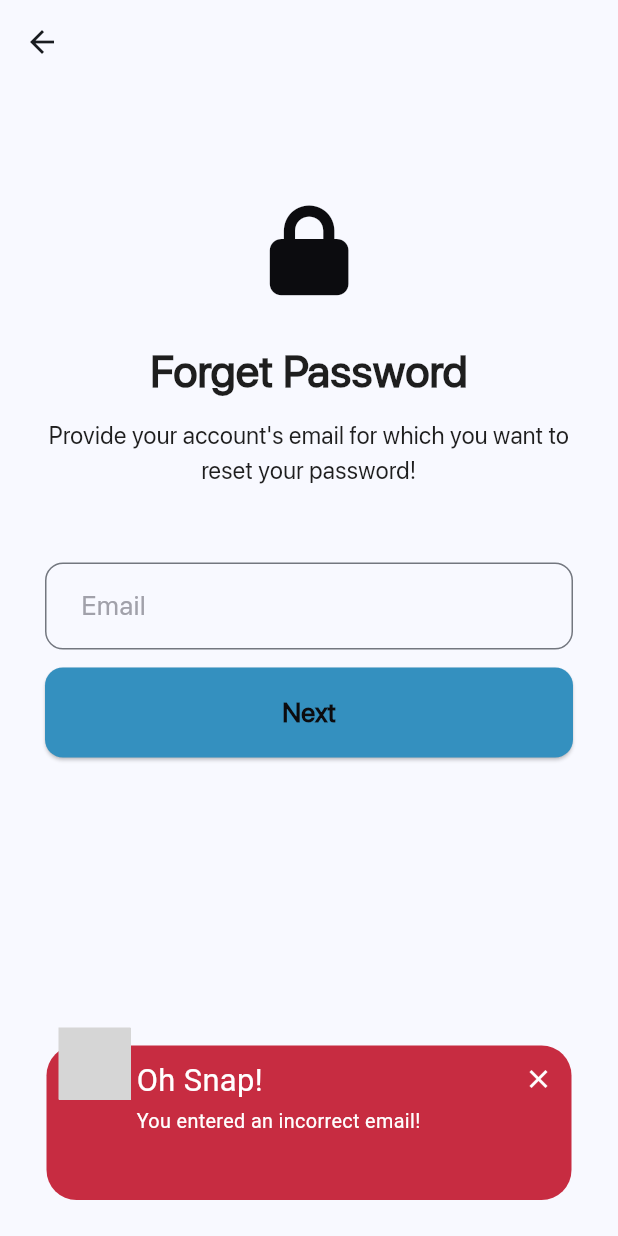
After one commit to umar052001/tryBibleApp, a Flutter app: the ForgotPasswordView screen opened by its route, after a tap on "Next", on a phone screen of 412 x 824 dp. The commit adds this screen. Run offline on Flutter 3.47's test engine with Material 2 defaults, Android fonts, the phone set to English and light mode, and no system bars; drawn by our look-alikes of awesome_snackbar_content; our stand-ins replace font_awesome_flutter; grey boxes are pictures that could not be loaded.

Commit message:
Forgot Password View Created

```diff
--- a/noor_e_tafseer/lib/main.dart
+++ b/noor_e_tafseer/lib/main.dart
@@ -1,6 +1,7 @@
 import 'package:flutter/material.dart';
 
 import 'constants/routes.dart';
+import 'views/forgot_password.dart';
 import 'views/login_view.dart';
 import 'views/register_view.dart';
 
@@ -23,6 +24,7 @@ class MyApp extends StatelessWidget {
       routes: {
         loginRoute: (context) => const LoginView(),
         registerRoute: (context) => const RegisterView(),
+        forgotPasswordRoute: (context) => const ForgotPasswordView(),
       },
     );
   }
--- /dev/null
+++ b/noor_e_tafseer/lib/views/forgot_password.dart
@@ -0,0 +1,134 @@
+import 'package:awesome_snackbar_content/awesome_snackbar_content.dart';
+import 'package:flutter/material.dart';
+import 'package:font_awesome_flutter/font_awesome_flutter.dart';
+import 'package:noor_e_tafseer/constants/colors.dart';
+import 'package:noor_e_tafseer/widgets/button.dart';
+import 'package:noor_e_tafseer/widgets/textfield.dart';
+
+import '../constants/routes.dart';
+
+class ForgotPasswordView extends StatefulWidget {
+  const ForgotPasswordView({super.key});
+
+  @override
+  State<ForgotPasswordView> createState() => _ForgotPasswordViewState();
+}
+
+class _ForgotPasswordViewState extends State<ForgotPasswordView> {
+  String email = "john@gmail.com";
+  late final TextEditingController _email;
+
+  @override
+  void initState() {
+    _email = TextEditingController();
+    super.initState();
+  }
+
+  @override
+  void dispose() {
+    _email.dispose();
+    super.dispose();
+  }
+
+  @override
+  Widget build(BuildContext context) {
+    return Scaffold(
+      appBar: AppBar(
+        backgroundColor: Colors.transparent, // Set the desired background color
+        elevation: 0.0,
+        automaticallyImplyLeading: true,
+        // Other app bar properties
+      ),
+      body: SingleChildScrollView(
+        child: Column(
+          children: [
+            const Padding(
+              padding: EdgeInsets.only(top: 80.0),
+              child: FaIcon(
+                FontAwesomeIcons.lock, // Set the desired Font Awesome icon
+                size: 60,
+                color: AppColors.darkTextColor,
+              ),
+            ),
+            const Padding(
+              padding: EdgeInsets.only(top: 30.0),
+              child: Text(
+                "Forget Password",
+                style: TextStyle(
+                  color: Color(0xFF1E1E1E),
+                  fontFamily: 'SF Pro Display',
+                  fontSize: 30.0,
+                  fontWeight: FontWeight.w800,
+                ),
+              ),
+            ),
+            const Padding(
+              padding: EdgeInsets.only(
+                  top: 10.0, left: 30.0, right: 30.0, bottom: 30.0),
+              child: Text(
+                "Provide your account's email for which you want to reset your password!",
+                textAlign: TextAlign.center,
+                style: TextStyle(
+                  color: Color(0xFF1E1E1E),
+                  fontFamily: 'SF Pro Display',
+                  fontSize: 16.0,
+                  fontWeight: FontWeight.w400,
+                ),
+              ),
+            ),
+            Padding(
+              padding: const EdgeInsets.only(
+                top: 20.0,
+                left: 30.0,
+                right: 30.0,
+                bottom: 12.0,
+              ),
+              child: CustomTextField(
+                controller: _email,
+                obscureText: false,
+                autocorrect: false,
+                enableSuggestions: true,
+                keyboardType: TextInputType.emailAddress,
+                hintText: 'Email',
+              ),
+            ),
+            Padding(
+              padding: const EdgeInsets.only(
+                left: 30.0,
+                right: 30.0,
+                bottom: 12.0,
+              ),
+              child: CustomButton(
+                onPressed: () async {
+                  if (email == _email.text) {
+                    Navigator.of(context).pushNamed(
+                      verificationCodeRoute,
+                    );
+                  } else {
+                    final snackBar = SnackBar(
+                      elevation: 0,
+                      behavior: SnackBarBehavior.floating,
+                      backgroundColor: Colors.transparent,
+                      content: AwesomeSnackbarContent(
+                        title: 'Oh Snap!',
+                        message: 'You entered an incorrect email!',
+
+                        /// change contentType to ContentType.success, ContentType.warning or ContentType.help for variants
+                        contentType: ContentType.failure,
+                      ),
+                    );
+
+                    ScaffoldMessenger.of(context)
+                      ..hideCurrentSnackBar()
+                      ..showSnackBar(snackBar);
+                  }
+                },
+                label: 'Next',
+              ),
+            ),
+          ],
+        ),
+      ),
+    );
+  }
+}
--- a/noor_e_tafseer/pubspec.yaml
+++ b/noor_e_tafseer/pubspec.yaml
@@ -36,6 +36,7 @@ dependencies:
   # Use with the CupertinoIcons class for iOS style icons.
   cupertino_icons: ^1.0.2
   font_awesome_flutter: ^10.5.0
+  awesome_snackbar_content: ^0.1.3
 
 dev_dependencies:
   flutter_test:
```
Also changed, not shown: noor_e_tafseer/pubspec.lock.
